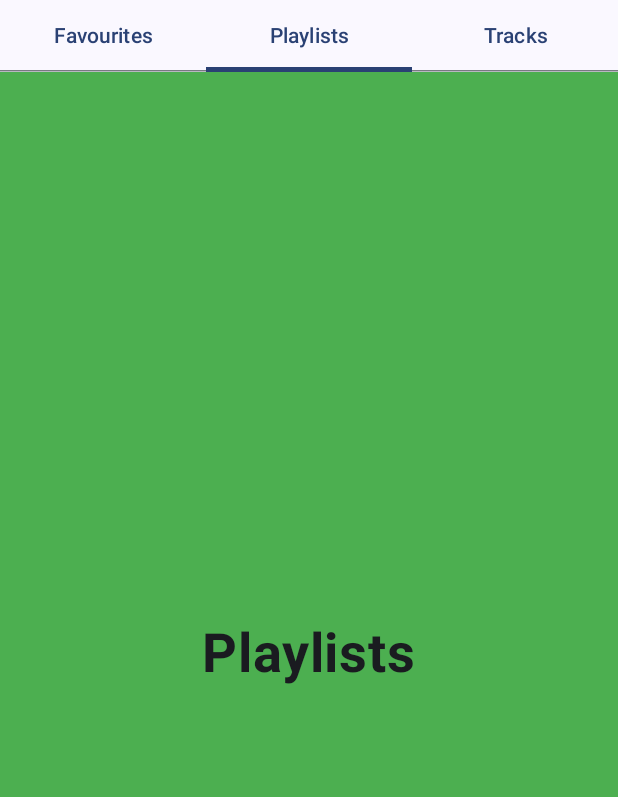
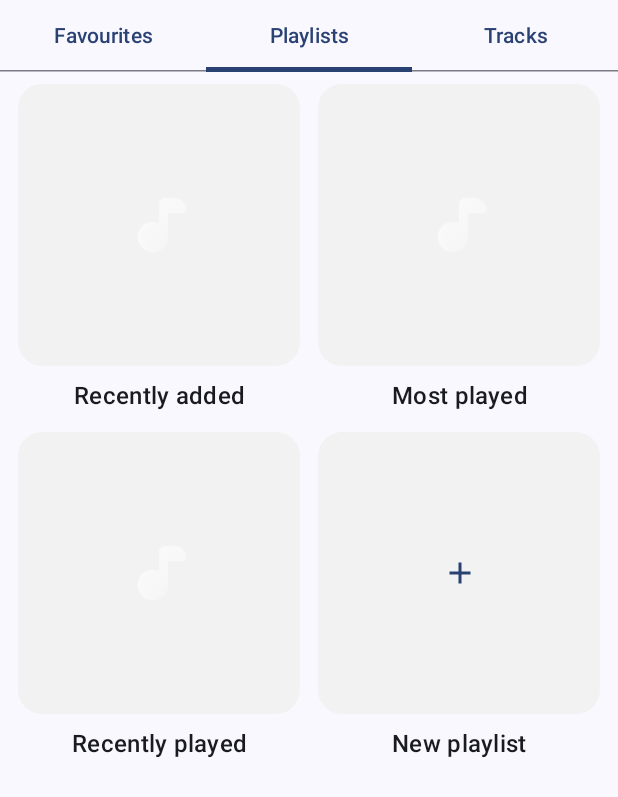
Before and after one commit to sagarmoktan20/Music-Player, an Android app built with Jetpack Compose: the screen it shows after launch (MainActivity), tab 2 chosen, on a phone screen of 412 x 824 dp. Shown: the top 797 px of the screen. Run offline under Robolectric (Android 15) with nearby library versions, the phone set to English and light mode, and no system bars.

Commit message:
feat: implemented playlist screens (Recently Added, Recently Played, Most Played)
- Added lastPlayed: Long to Song model with persistent tracking via SharedPreferences
- Created LastPlayedRepository to save/load last played timestamps
- Integrated timestamp updates in play() with real-time UI sync
- Built RecentlyPlayed composable with descending sort by lastPlayed
- Reused MostPlayed UI pattern for clean, consistent playlist screens
- Ensured state sync between current song and full songs list for instant recomposition
- All playlist screens now reflect real-time user behavior

```diff
--- a/app/src/main/java/com/example/musicplayercursor/model/Song.kt
+++ b/app/src/main/java/com/example/musicplayercursor/model/Song.kt
@@ -8,5 +8,8 @@ data class Song(
     val artist: String,
     val durationMs: Long,
     val contentUri: Uri,
-    val isFavourite: Boolean = false
+    val isFavourite: Boolean = false,
+    val playCount: Int = 0,
+    val dateAdded: Long,
+    val lastPlayed: Long = 0L
 )
--- /dev/null
+++ b/app/src/main/java/com/example/musicplayercursor/repository/LastPlayedRepository.kt
@@ -0,0 +1,34 @@
+package com.example.musicplayercursor.repository
+
+import android.content.Context
+import android.content.SharedPreferences
+
+class LastPlayedRepository(context: Context) {
+    private val prefs: SharedPreferences = context.getSharedPreferences(
+        "lastplayed_prefs",
+        Context.MODE_PRIVATE
+    )
+
+    private val LAST_PLAYED_PREFIX = "lastplayed_"
+
+    fun getLastPlayed(songId: Long): Long {
+        return prefs.getLong("$LAST_PLAYED_PREFIX$songId", 0L)
+    }
+
+    fun setLastPlayed(songId: Long, timestamp: Long) {
+        prefs.edit()
+            .putLong("$LAST_PLAYED_PREFIX$songId", timestamp)
+            .apply()
+    }
+
+    fun getAllLastPlayed(): Map<Long, Long> {
+        val map = mutableMapOf<Long, Long>()
+        for ((key, value) in prefs.all) {
+            if (key.startsWith(LAST_PLAYED_PREFIX) && value is Long) {
+                val id = key.removePrefix(LAST_PLAYED_PREFIX).toLongOrNull()
+                if (id != null) map[id] = value
+            }
+        }
+        return map
+    }
+}
--- a/app/src/main/java/com/example/musicplayercursor/repository/MusicRepository.kt
+++ b/app/src/main/java/com/example/musicplayercursor/repository/MusicRepository.kt
@@ -12,7 +12,9 @@ class MusicRepository( private val contentResolver: ContentResolver) {
             MediaStore.Audio.Media._ID,
             MediaStore.Audio.Media.TITLE,
             MediaStore.Audio.Media.ARTIST,
-            MediaStore.Audio.Media.DURATION
+            MediaStore.Audio.Media.DURATION,
+            MediaStore.Audio.Media.DATE_ADDED
+
         )
         val selection = "${MediaStore.Audio.Media.IS_MUSIC} != 0"
         val sortOrder = "${MediaStore.Audio.Media.DATE_ADDED} DESC"
@@ -22,13 +24,16 @@ class MusicRepository( private val contentResolver: ContentResolver) {
             val titleCol = cursor.getColumnIndexOrThrow(MediaStore.Audio.Media.TITLE)
             val artistCol = cursor.getColumnIndexOrThrow(MediaStore.Audio.Media.ARTIST)
             val durationCol = cursor.getColumnIndexOrThrow(MediaStore.Audio.Media.DURATION)
+            val dateAddedCol = cursor.getColumnIndexOrThrow(MediaStore.Audio.Media.DATE_ADDED)
+
             while (cursor.moveToNext()) {
                 val id = cursor.getLong(idCol)
                 val title = cursor.getString(titleCol) ?: "Unknown Title"
                 val artist = cursor.getString(artistCol) ?: "Unknown Artist"
                 val duration = cursor.getLong(durationCol)
+                val dateAdded = cursor.getLong(dateAddedCol)
                 val contentUri = Uri.withAppendedPath(collection, id.toString())
-                results.add(Song(id, title, artist, duration, contentUri))
+                results.add(Song(id, title, artist, duration, contentUri, dateAdded = dateAdded))
             }
         }
         return results
--- /dev/null
+++ b/app/src/main/java/com/example/musicplayercursor/repository/PlayCountRepository.kt
@@ -0,0 +1,38 @@
+package com.example.musicplayercursor.repository
+
+import android.content.Context
+import android.content.SharedPreferences
+
+class PlayCountRepository(context: Context) {
+    private val prefs: SharedPreferences = context.getSharedPreferences(
+        "playcount_prefs",
+        Context.MODE_PRIVATE
+    )
+
+    private val PLAY_COUNT_PREFIX = "playcount_"
+
+    fun getPlayCount(songId: Long): Int {
+        return prefs.getInt("$PLAY_COUNT_PREFIX$songId", 0)
+    }
+
+    fun incrementPlayCount(songId: Long) {
+        val currentCount = getPlayCount(songId)
+        prefs.edit()
+            .putInt("$PLAY_COUNT_PREFIX$songId", currentCount + 1)
+            .apply()
+    }
+
+    fun getAllPlayCounts(): Map<Long, Int> {
+        val playCounts = mutableMapOf<Long, Int>()
+        val allEntries = prefs.all
+        for ((key, value) in allEntries) {
+            if (key.startsWith(PLAY_COUNT_PREFIX) && value is Int) {
+                val songId = key.removePrefix(PLAY_COUNT_PREFIX).toLongOrNull()
+                if (songId != null) {
+                    playCounts[songId] = value
+                }
+            }
+        }
+        return playCounts
+    }
+}
--- a/app/src/main/java/com/example/musicplayercursor/view/MusicScreen.kt
+++ b/app/src/main/java/com/example/musicplayercursor/view/MusicScreen.kt
@@ -10,7 +10,6 @@ import androidx.compose.foundation.layout.Row
 import androidx.compose.foundation.layout.Spacer
 import androidx.compose.foundation.layout.fillMaxSize
 import androidx.compose.foundation.layout.fillMaxWidth
-import androidx.compose.foundation.layout.height
 import androidx.compose.foundation.layout.padding
 import androidx.compose.foundation.layout.size
 import androidx.compose.foundation.layout.width
@@ -24,7 +23,6 @@ import androidx.compose.material.icons.filled.Pause
 import androidx.compose.material.icons.filled.PlayArrow
 import androidx.compose.material.icons.filled.SkipNext
 import androidx.compose.material.icons.filled.SkipPrevious
-import androidx.compose.material3.Button
 import androidx.compose.material3.Divider
 import androidx.compose.material3.Icon
 import androidx.compose.material3.IconButton
@@ -55,6 +53,7 @@ import com.example.musicplayercursor.viewmodel.MusicViewModel
 import com.example.musicplayercursor.viewmodel.PermissionViewModel
 import kotlinx.coroutines.launch
 import com.example.musicplayercursor.R   // <-- replace with your actual package name
+import com.example.musicplayercursor.view.PlaylistScreens.PlaylistsScreen
 
 @OptIn(ExperimentalFoundationApi::class)
 @Composable
@@ -151,7 +150,10 @@ fun MusicScreen(
 
 						1 -> {
 							// Playlists screen (already implemented elsewhere)
-							PlaylistsScreen()
+							PlaylistsScreen(
+								songs = uiState.songs,
+								onPlay = { onPlay(it) }
+							)
 						}
 
 						else -> {
--- /dev/null
+++ b/app/src/main/java/com/example/musicplayercursor/view/PlaylistScreens/PlaylistsScreen.kt
@@ -0,0 +1,139 @@
+package com.example.musicplayercursor.view.PlaylistScreens
+import androidx.compose.foundation.Image
+import androidx.compose.foundation.background
+import androidx.compose.foundation.layout.Arrangement
+import androidx.compose.foundation.layout.Box
+import androidx.compose.foundation.layout.Column
+import androidx.compose.foundation.layout.PaddingValues
+import androidx.compose.foundation.layout.aspectRatio
+import androidx.compose.foundation.layout.fillMaxSize
+import androidx.compose.foundation.layout.fillMaxWidth
+import androidx.compose.foundation.layout.padding
+import androidx.compose.foundation.lazy.grid.GridCells
+import androidx.compose.foundation.lazy.grid.LazyVerticalGrid
+import androidx.compose.foundation.lazy.grid.items
+import androidx.compose.foundation.shape.RoundedCornerShape
+import androidx.compose.foundation.clickable
+import androidx.compose.material.icons.Icons
+import androidx.compose.material.icons.filled.Add
+import androidx.compose.material3.Icon
+import androidx.compose.material3.MaterialTheme
+import androidx.compose.material3.Surface
+import androidx.compose.material3.Text
+import androidx.compose.runtime.Composable
+import androidx.compose.runtime.mutableStateOf
+import androidx.compose.runtime.remember
+import androidx.compose.runtime.getValue
+import androidx.compose.runtime.setValue
+import androidx.compose.ui.Alignment
+import androidx.compose.ui.Modifier
+import androidx.compose.ui.draw.clip
+import androidx.compose.ui.graphics.Color
+import androidx.compose.ui.res.painterResource
+import androidx.compose.ui.text.style.TextAlign
+import androidx.compose.ui.unit.dp
+import com.example.musicplayercursor.R
+import androidx.activity.compose.BackHandler
+import com.example.musicplayercursor.model.Song
+
+private data class PlaylistFolderUi(
+    val title: String,
+    val isAddFolder: Boolean = false
+)
+
+@Composable
+fun PlaylistsScreen(
+    songs: List<Song> = emptyList(),
+    onPlay: (Song) -> Unit = {}
+) {
+    val folders = listOf(
+        PlaylistFolderUi("Recently added"),
+        PlaylistFolderUi("Most played"),
+        PlaylistFolderUi("Recently played"),
+        PlaylistFolderUi("New playlist", isAddFolder = true)
+    )
+
+    var opened by remember { mutableStateOf<String?>(null) }
+
+    when (opened) {
+        "Recently added" -> {
+            BackHandler { opened = null }
+            RecentlyAdded(songs = songs, onPlay = onPlay)
+        }
+        "Most played" -> {
+            BackHandler { opened = null }
+            MostPlayed(songs = songs, onPlay = onPlay)
+        }
+        "Recently played" -> {
+            BackHandler { opened = null }
+            RecentlyPlayed(songs = songs, onPlay = onPlay)
+        }
+        else -> {
+            Surface(tonalElevation = 0.dp) {
+                LazyVerticalGrid(
+                    columns = GridCells.Fixed(2),
+                    modifier = Modifier
+                        .fillMaxSize()
+                        .padding(horizontal = 12.dp, vertical = 8.dp),
+                    verticalArrangement = Arrangement.spacedBy(12.dp),
+                    horizontalArrangement = Arrangement.spacedBy(12.dp),
+                    contentPadding = PaddingValues(bottom = 12.dp)
+                ) {
+                    items(folders) { folder ->
+                        PlaylistFolderCard(
+                            folder = folder,
+                            onClick = {
+                                if (!folder.isAddFolder) {
+                                    opened = folder.title
+                                } else {
+                                    // TODO: create playlist flow (later)
+                                }
+                            }
+                        )
+                    }
+                }
+            }
+        }
+    }
+}
+
+@Composable
+private fun PlaylistFolderCard(folder: PlaylistFolderUi, onClick: () -> Unit) {
+    Column(
+        horizontalAlignment = Alignment.CenterHorizontally,
+        modifier = Modifier.fillMaxWidth()
+    ) {
+        Box(
+            contentAlignment = Alignment.Center,
+            modifier = Modifier
+                .fillMaxWidth()
+                .aspectRatio(1f)
+                .clip(RoundedCornerShape(16.dp))
+                .background(Color(0xFFF2F2F2))
+                .clickable { onClick() }
+        ) {
+            if (folder.isAddFolder) {
+                Icon(
+                    imageVector = Icons.Default.Add,
+                    contentDescription = "Create playlist",
+                    tint = MaterialTheme.colorScheme.primary,
+                    modifier = Modifier.fillMaxWidth(0.35f)
+                )
+            } else {
+                Image(
+                    painter = painterResource(id = R.drawable.music),
+                    contentDescription = folder.title,
+                )
+            }
+        }
+        Text(
+            text = folder.title,
+            style = MaterialTheme.typography.titleMedium,
+            textAlign = TextAlign.Center,
+            modifier = Modifier
+                .fillMaxWidth()
+                .padding(top = 8.dp)
+                .clickable { onClick() }
+        )
+    }
+}
--- a/app/src/main/java/com/example/musicplayercursor/view/PlaylistsScreen.kt
+++ /dev/null
@@ -1,27 +0,0 @@
-package com.example.musicplayercursor.view
-import androidx.compose.foundation.background
-import androidx.compose.foundation.layout.Box
-import androidx.compose.foundation.layout.fillMaxSize
-import androidx.compose.foundation.layout.fillMaxWidth
-import androidx.compose.material3.MaterialTheme
-import androidx.compose.material3.Text
-import androidx.compose.runtime.Composable
-import androidx.compose.ui.Alignment
-import androidx.compose.ui.Modifier
-import androidx.compose.ui.graphics.Color
-import androidx.compose.ui.text.font.FontWeight
-import androidx.compose.ui.unit.sp
-
-
-@Composable
-fun PlaylistsScreen() {
-//    PageContent(title = "Playlists", color = Color(0xFF4CAF50))
-    PageContent(title = "Playlists", color = Color(0xFF4CAF50))
-}
-
-@Composable
-fun PageContent(title: String, color: Color) {
-    Box(modifier = Modifier.fillMaxSize().background(color), contentAlignment = Alignment.Center){
-        Text(text = title,  fontSize = 36.sp, fontWeight = FontWeight.Bold, )
-    }
-}
--- a/app/src/main/java/com/example/musicplayercursor/viewmodel/MusicViewModel.kt
+++ b/app/src/main/java/com/example/musicplayercursor/viewmodel/MusicViewModel.kt
@@ -1,6 +1,11 @@
 package com.example.musicplayercursor.viewmodel
 
 import android.content.Context
+import android.database.ContentObserver
+import android.net.Uri
+import android.os.Handler
+import android.os.Looper
+import android.provider.MediaStore
 import androidx.lifecycle.ViewModel
 import androidx.lifecycle.viewModelScope
 import androidx.media3.common.AudioAttributes
@@ -9,6 +14,8 @@ import androidx.media3.exoplayer.ExoPlayer
 import com.example.musicplayercursor.model.Song
 import com.example.musicplayercursor.repository.FavouritesRepository
 import com.example.musicplayercursor.repository.MusicRepository
+import com.example.musicplayercursor.repository.PlayCountRepository
+import com.example.musicplayercursor.repository.LastPlayedRepository
 import kotlinx.coroutines.Job
 import kotlinx.coroutines.delay
 import kotlinx.coroutines.flow.MutableStateFlow
@@ -28,32 +35,88 @@ class MusicViewModel: ViewModel() {
     private var player: ExoPlayer? = null
     private var progressUpdateJob: Job? = null
     private var favouritesRepository: FavouritesRepository? = null
+    private var playCountRepository: PlayCountRepository? = null
+    private var lastPlayedRepository: LastPlayedRepository? = null
+    private var contentObserver: ContentObserver? = null
+    private var contentResolver: android.content.ContentResolver? = null
+    private var applicationContext: Context? = null
     private val _uiState = MutableStateFlow(MusicUiState())
     val uiState: StateFlow<MusicUiState> = _uiState
 
+    // Handler for ContentObserver (runs on main thread)
+    private val handler = Handler(Looper.getMainLooper())
+
+    // Debounce mechanism to avoid multiple rapid reloads
+    private var reloadJob: Job? = null
+
     fun loadSongs(context: Context) {
+        // Store content resolver reference for ContentObserver
+        if (contentResolver == null) {
+            applicationContext = context.applicationContext
+            contentResolver = applicationContext?.contentResolver
+            registerMediaStoreObserver()
+        }
+
         viewModelScope.launch {
             favouritesRepository = FavouritesRepository(context)
+            playCountRepository = PlayCountRepository(context)
+            lastPlayedRepository = LastPlayedRepository(context)
             val repo = MusicRepository(context.contentResolver)
             val loadedSongs = repo.loadAudio()
             val favouriteIds = favouritesRepository?.getFavouriteSongIds() ?: emptySet()
+            val playCounts = playCountRepository?.getAllPlayCounts() ?: emptyMap()
+            val lastPlayedMap = lastPlayedRepository?.getAllLastPlayed() ?: emptyMap()
 
-            // Mark songs as favourite based on SharedPreferences
-            val songsWithFavourites = loadedSongs.map { song ->
-                song.copy(isFavourite = favouriteIds.contains(song.id))
+            // Mark songs as favourite and add play counts based on SharedPreferences
+            val songsWithFavouritesAndCounts = loadedSongs.map { song ->
+                song.copy(
+                    isFavourite = favouriteIds.contains(song.id),
+                    playCount = playCounts[song.id] ?: 0,
+                    lastPlayed = lastPlayedMap[song.id] ?: 0L
+                )
             }
 
-            // Update current song's favourite status if it exists
+            // Update current song's favourite status and play count if it exists
             val currentSong = _uiState.value.current
             val updatedCurrent = if (currentSong != null) {
-                currentSong.copy(isFavourite = favouriteIds.contains(currentSong.id))
+                val currentPlayCount = playCounts[currentSong.id] ?: currentSong.playCount
+                val currentLastPlayed = lastPlayedMap[currentSong.id] ?: currentSong.lastPlayed
+                currentSong.copy(
+                    isFavourite = favouriteIds.contains(currentSong.id),
+                    playCount = currentPlayCount,
+                    lastPlayed = currentLastPlayed
+                )
             } else null
 
             _uiState.value = _uiState.value.copy(
-                songs = songsWithFavourites,
+                songs = songsWithFavouritesAndCounts,
                 current = updatedCurrent
             )
         }
+    }
+
+    private fun registerMediaStoreObserver() {
+        val resolver = contentResolver ?: return
+        val context = applicationContext ?: return
+
+        contentObserver = object : ContentObserver(handler) {
+            override fun onChange(selfChange: Boolean, uri: Uri?) {
+                super.onChange(selfChange, uri)
+                // Debounce: cancel previous reload job and start a new one after a short delay
+                reloadJob?.cancel()
+                reloadJob = viewModelScope.launch {
+                    delay(500) // Wait 500ms to batch multiple rapid changes
+                    loadSongs(context)
+                }
+            }
+        }
+
+        // Register observer for MediaStore audio changes
+        resolver.registerContentObserver(
+            MediaStore.Audio.Media.EXTERNAL_CONTENT_URI,
+            true, // notifyForDescendants - also watch sub-URIs
+            contentObserver!!
+        )
     }
 
     fun preparePlayer(context: Context) {
@@ -70,12 +133,37 @@ class MusicViewModel: ViewModel() {
         preparePlayer(context)
         val p = player ?: return
 
-        // Get the favourite status from the song list or current song
-        val favouriteStatus = _uiState.value.songs.find { it.id == song.id }?.isFavourite
+        // Initialize repositories if needed
+        if (playCountRepository == null) {
+            playCountRepository = PlayCountRepository(context)
+        }
+        if (lastPlayedRepository == null) {
+            lastPlayedRepository = LastPlayedRepository(context)
+        }
+
+        // Increment play count
+        playCountRepository?.incrementPlayCount(song.id)
+        // Update last played timestamp
+        val now = System.currentTimeMillis()
+        lastPlayedRepository?.setLastPlayed(song.id, now)
+
+        // Get the favourite status and updated play count from the song list or current song
+        val existingSong = _uiState.value.songs.find { it.id == song.id }
+        val favouriteStatus = existingSong?.isFavourite
             ?: _uiState.value.current?.isFavourite
             ?: song.isFavourite
+        val updatedPlayCount = (existingSong?.playCount ?: song.playCount) + 1
 
-        val songWithFavouriteStatus = song.copy(isFavourite = favouriteStatus)
+        val songWithStatus = song.copy(
+            isFavourite = favouriteStatus,
+            playCount = updatedPlayCount,
+            lastPlayed = now
+        )
+
+        // Update the song in the list with new play count
+        val updatedSongs = _uiState.value.songs.map {
+            if (it.id == song.id) it.copy(playCount = updatedPlayCount, lastPlayed = now) else it
+        }
 
         p.stop()
         p.clearMediaItems()
@@ -83,7 +171,8 @@ class MusicViewModel: ViewModel() {
         p.prepare()
         p.play()
         _uiState.value = _uiState.value.copy(
-            current = songWithFavouriteStatus,
+            songs = updatedSongs,
+            current = songWithStatus,
             isPlaying = true,
             currentPosition = 0L,
             duration = p.duration.coerceAtLeast(0L)
@@ -141,14 +230,14 @@ class MusicViewModel: ViewModel() {
                 repo.removeFavourite(song.id)
             }
 
-            // Update the song in the list
+            // Update the song in the list (preserve play count)
             val updatedSongs = _uiState.value.songs.map {
                 if (it.id == song.id) it.copy(isFavourite = newFavouriteStatus) else it
             }
 
-            // Update current song if it's the one being toggled
+            // Update current song if it's the one being toggled (preserve play count)
             val updatedCurrent = if (_uiState.value.current?.id == song.id) {
-                song.copy(isFavourite = newFavouriteStatus)
+                _uiState.value.current?.copy(isFavourite = newFavouriteStatus)
             } else {
                 _uiState.value.current
             }
@@ -181,6 +270,16 @@ class MusicViewModel: ViewModel() {
     override fun onCleared() {
         super.onCleared()
         progressUpdateJob?.cancel()
+        reloadJob?.cancel()
+
+        // Unregister ContentObserver
+        contentObserver?.let { observer ->
+            contentResolver?.unregisterContentObserver(observer)
+        }
+        contentObserver = null
+        contentResolver = null
+        applicationContext = null
+
         player?.release()
         player = null
     }
```
Also changed, not shown: app/src/main/java/com/example/musicplayercursor/view/PlaylistScreens/MostPlayed.kt (added, +120 -0 lines), app/src/main/java/com/example/musicplayercursor/view/PlaylistScreens/RecentlyAdded.kt (added, +103 -0 lines), app/src/main/java/com/example/musicplayercursor/view/PlaylistScreens/RecentlyPlayed.kt (added, +102 -0 lines).
